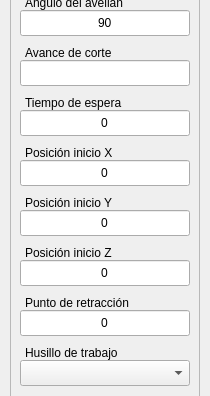
Qt form interfaces/ui_files/csink.ui (Raw0201/GcodeEditor3) before a commit; both pictures show x 0 to 210 and y 130 to 526 of the 210 by 680 pixel window.
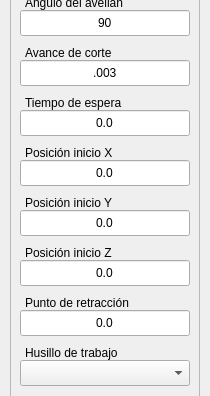
The same form after that commit. Icons and pictures are not drawn.

Diff of the .ui file:
```diff
--- a/interfaces/ui_files/csink.ui
+++ b/interfaces/ui_files/csink.ui
@@ -2370,6 +2370,9 @@
      <property name="statusTip">
       <string/>
      </property>
+     <property name="text">
+      <string>.003</string>
+     </property>
      <property name="alignment">
       <set>Qt::AlignCenter</set>
      </property>
@@ -2446,7 +2449,7 @@
       <string/>
      </property>
      <property name="text">
-      <string>0</string>
+      <string>0.0</string>
      </property>
      <property name="alignment">
       <set>Qt::AlignCenter</set>
@@ -2515,7 +2518,7 @@
       <string/>
      </property>
      <property name="text">
-      <string>0</string>
+      <string>0.0</string>
      </property>
      <property name="alignment">
       <set>Qt::AlignCenter</set>
@@ -2568,7 +2571,7 @@
       <string/>
      </property>
      <property name="text">
-      <string>0</string>
+      <string>0.0</string>
      </property>
      <property name="alignment">
       <set>Qt::AlignCenter</set>
@@ -2693,7 +2696,7 @@
       <string/>
      </property>
      <property name="text">
-      <string>0</string>
+      <string>0.0</string>
      </property>
      <property name="alignment">
       <set>Qt::AlignCenter</set>
@@ -2818,7 +2821,7 @@
       <string/>
      </property>
      <property name="text">
-      <string>0</string>
+      <string>0.0</string>
      </property>
      <property name="alignment">
       <set>Qt::AlignCenter</set>
```
